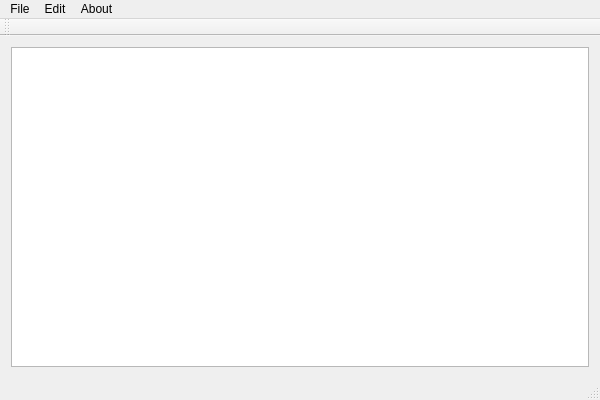
Qt form src/ui/mainwindow.ui (Valera/MudSketcher) before a commit.
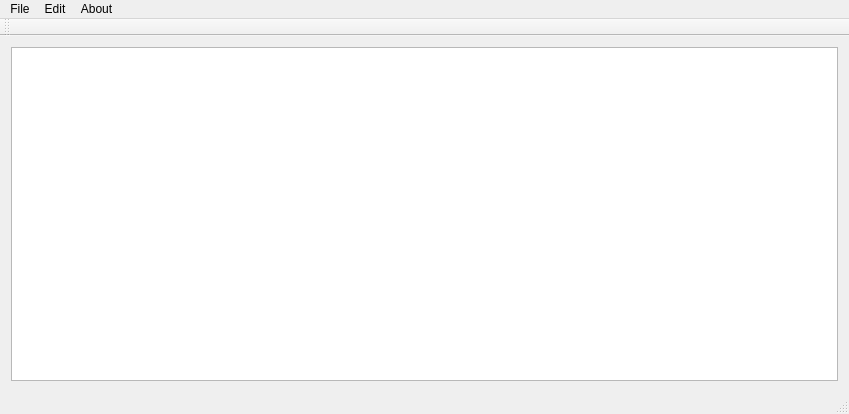
The same form after that commit.

```diff
--- a/src/ui/mainwindow.ui
+++ b/src/ui/mainwindow.ui
@@ -6,8 +6,8 @@
    <rect>
     <x>0</x>
     <y>0</y>
-    <width>600</width>
-    <height>400</height>
+    <width>849</width>
+    <height>414</height>
    </rect>
   </property>
   <property name="windowTitle">
@@ -25,7 +25,7 @@
     <rect>
      <x>0</x>
      <y>0</y>
-     <width>600</width>
+     <width>849</width>
      <height>24</height>
     </rect>
    </property>
```
